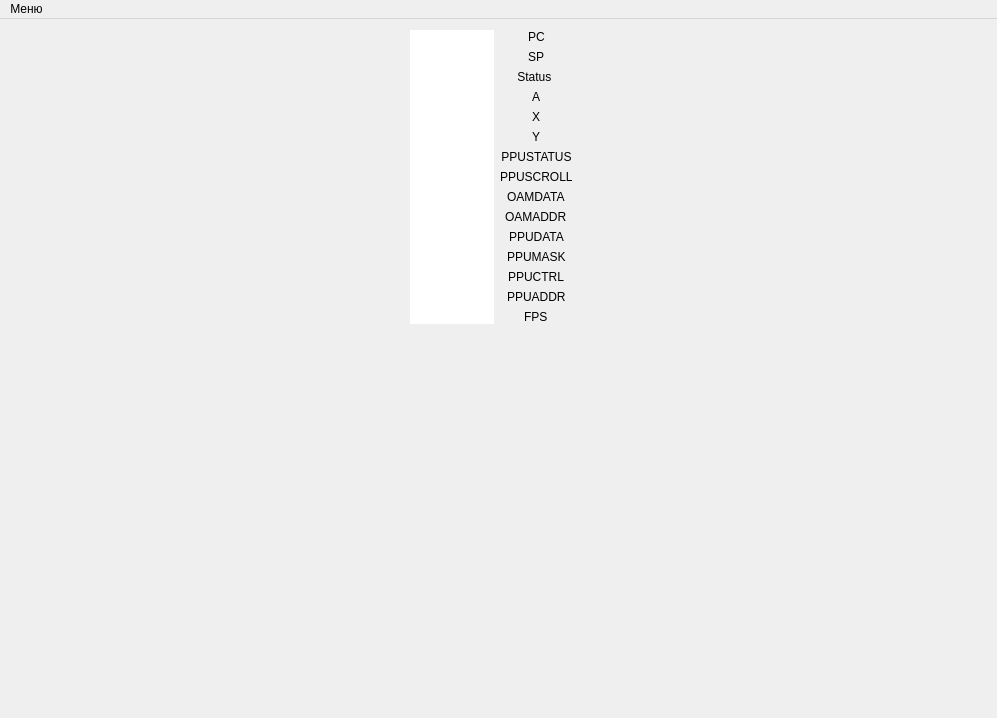
This is emulateNES/forms/mainwindow.ui in maxim14254/emulateNES as Qt 5 draws it before an edit. The edited form follows.
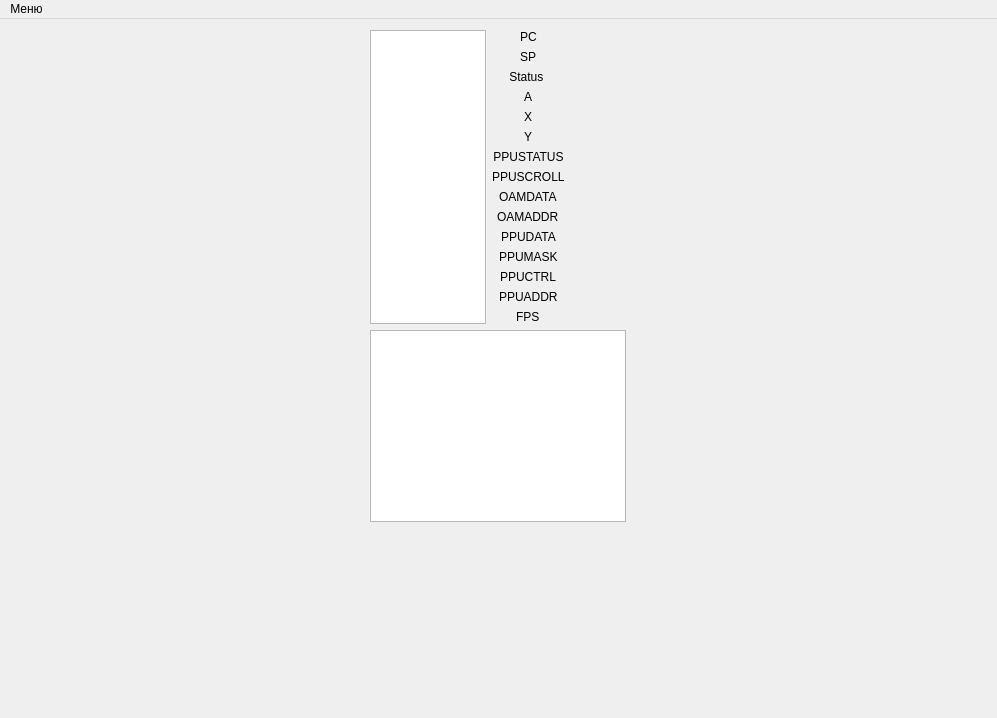
This is the edited form.

What changed in the file:
```diff
--- a/emulateNES/forms/mainwindow.ui
+++ b/emulateNES/forms/mainwindow.ui
@@ -95,11 +95,19 @@
                     <verstretch>0</verstretch>
                    </sizepolicy>
                   </property>
+                  <property name="font">
+                   <font>
+                    <family>Tahoma</family>
+                    <pointsize>12</pointsize>
+                    <weight>50</weight>
+                    <bold>false</bold>
+                   </font>
+                  </property>
                   <property name="frameShape">
-                   <enum>QFrame::NoFrame</enum>
+                   <enum>QFrame::StyledPanel</enum>
                   </property>
                   <property name="frameShadow">
-                   <enum>QFrame::Plain</enum>
+                   <enum>QFrame::Sunken</enum>
                   </property>
                   <property name="verticalScrollBarPolicy">
                    <enum>Qt::ScrollBarAlwaysOff</enum>
@@ -117,8 +125,8 @@
                    <string>&lt;!DOCTYPE HTML PUBLIC &quot;-//W3C//DTD HTML 4.0//EN&quot; &quot;http://www.w3.org/TR/REC-html40/strict.dtd&quot;&gt;
 &lt;html&gt;&lt;head&gt;&lt;meta name=&quot;qrichtext&quot; content=&quot;1&quot; /&gt;&lt;style type=&quot;text/css&quot;&gt;
 p, li { white-space: pre-wrap; }
-&lt;/style&gt;&lt;/head&gt;&lt;body style=&quot; font-family:'Verdana'; font-size:10pt; font-weight:400; font-style:normal;&quot;&gt;
-&lt;p style=&quot;-qt-paragraph-type:empty; margin-top:0px; margin-bottom:0px; margin-left:0px; margin-right:0px; -qt-block-indent:0; text-indent:0px;&quot;&gt;&lt;br /&gt;&lt;/p&gt;&lt;/body&gt;&lt;/html&gt;</string>
+&lt;/style&gt;&lt;/head&gt;&lt;body style=&quot; font-family:'Tahoma'; font-size:12pt; font-weight:400; font-style:normal;&quot;&gt;
+&lt;p style=&quot;-qt-paragraph-type:empty; margin-top:0px; margin-bottom:0px; margin-left:0px; margin-right:0px; -qt-block-indent:0; text-indent:0px; font-family:'Verdana'; font-size:10pt;&quot;&gt;&lt;br /&gt;&lt;/p&gt;&lt;/body&gt;&lt;/html&gt;</string>
                   </property>
                  </widget>
                 </item>
@@ -380,6 +388,30 @@
               </item>
              </layout>
             </item>
+            <item>
+             <widget class="QTextEdit" name="sprites_debug">
+              <property name="sizePolicy">
+               <sizepolicy hsizetype="Minimum" vsizetype="Expanding">
+                <horstretch>0</horstretch>
+                <verstretch>0</verstretch>
+               </sizepolicy>
+              </property>
+              <property name="font">
+               <font>
+                <family>Tahoma</family>
+                <pointsize>12</pointsize>
+                <weight>75</weight>
+                <bold>true</bold>
+               </font>
+              </property>
+              <property name="horizontalScrollBarPolicy">
+               <enum>Qt::ScrollBarAlwaysOff</enum>
+              </property>
+              <property name="readOnly">
+               <bool>true</bool>
+              </property>
+             </widget>
+            </item>
            </layout>
           </widget>
          </item>
```
